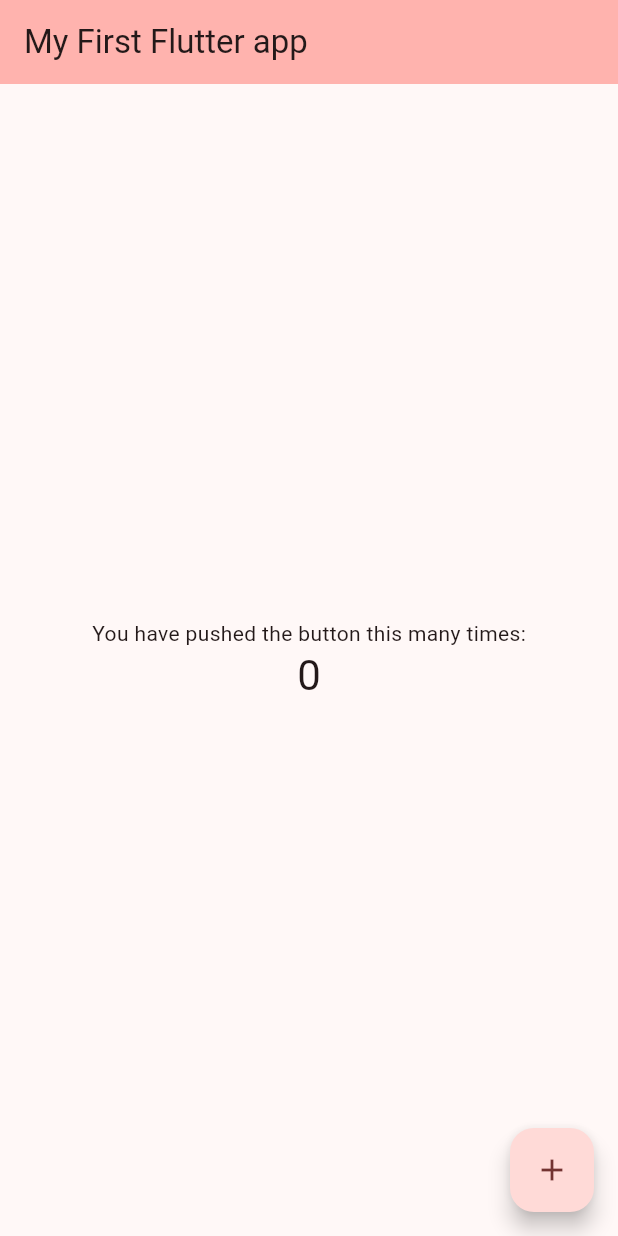
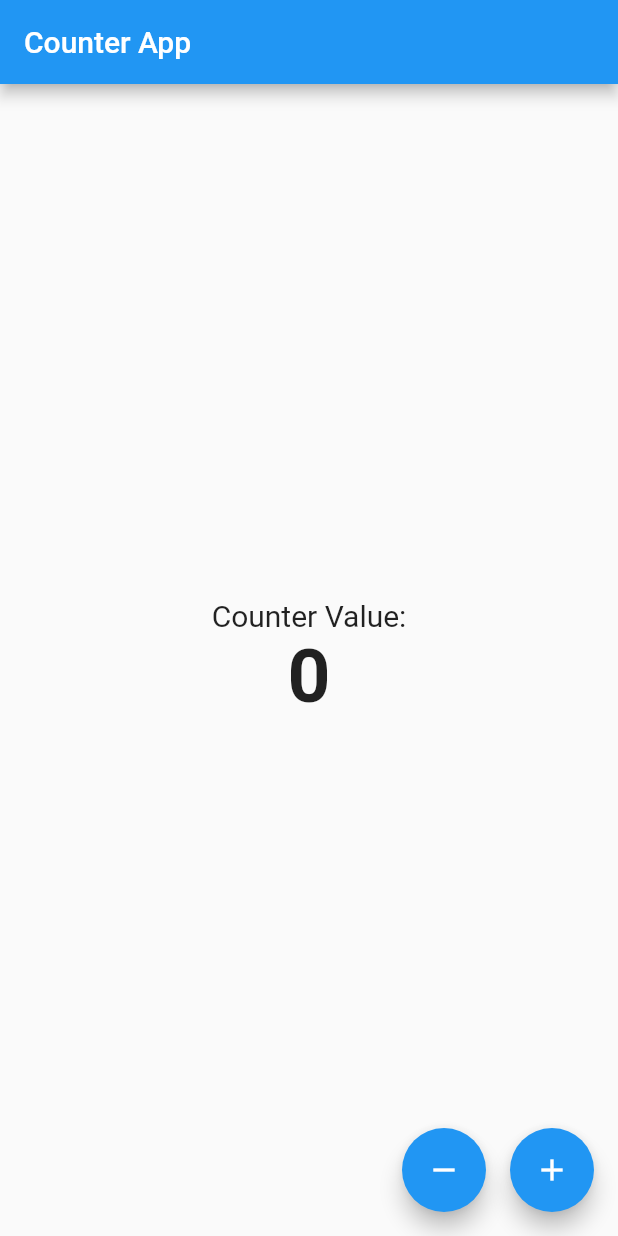
Before and after one commit to alaminkhan96/First-flutter-app, a Flutter app: the screen it shows after launch, on a phone screen of 412 x 824 dp. Run offline on Flutter 3.47's test engine with Material 2 defaults, Android fonts, the phone set to English and light mode, and no system bars; our stand-ins replace flutter_bloc.

Commit message:
First counter app

```diff
--- /dev/null
+++ b/lib/counter_bloc.dart
@@ -0,0 +1,9 @@
+import 'package:flutter_bloc/flutter_bloc.dart';
+
+class CounterBloc extends Cubit<int> {
+  CounterBloc() : super(0);
+
+  void increment() => emit(state + 1);
+
+  void decrement() => emit(state - 1);
+}
--- a/lib/main.dart
+++ b/lib/main.dart
@@ -1,126 +1,79 @@
 import 'package:flutter/material.dart';
 
 void main() {
-  runApp(const MyApp());
+  runApp(CounterApp());
 }
 
-class MyApp extends StatelessWidget {
-  const MyApp({super.key});
-
-  // This widget is the root of your application.
+class CounterApp extends StatelessWidget {
   @override
   Widget build(BuildContext context) {
     return MaterialApp(
-      title: 'First Flutter App',
+      title: 'Counter App',
       theme: ThemeData(
-        // This is the theme of your application.
-        //
-        // TRY THIS: Try running your application with "flutter run". You'll see
-        // the application has a blue toolbar. Then, without quitting the app,
-        // try changing the seedColor in the colorScheme below to Colors.green
-        // and then invoke "hot reload" (save your changes or press the "hot
-        // reload" button in a Flutter-supported IDE, or press "r" if you used
-        // the command line to start the app).
-        //
-        // Notice that the counter didn't reset back to zero; the application
-        // state is not lost during the reload. To reset the state, use hot
-        // restart instead.
-        //
-        // This works for code too, not just values: Most code changes can be
-        // tested with just a hot reload.
-        colorScheme: ColorScheme.fromSeed(
-            seedColor: const Color.fromARGB(255, 183, 58, 58)),
-        useMaterial3: true,
+        primarySwatch: Colors.blue,
       ),
-      home: const MyHomePage(title: 'My First Flutter app'),
+      home: CounterScreen(),
     );
   }
 }
 
-class MyHomePage extends StatefulWidget {
-  const MyHomePage({super.key, required this.title});
-
-  // This widget is the home page of your application. It is stateful, meaning
-  // that it has a State object (defined below) that contains fields that affect
-  // how it looks.
-
-  // This class is the configuration for the state. It holds the values (in this
-  // case the title) provided by the parent (in this case the App widget) and
-  // used by the build method of the State. Fields in a Widget subclass are
-  // always marked "final".
-
-  final String title;
-
+class CounterScreen extends StatefulWidget {
   @override
-  State<MyHomePage> createState() => _MyHomePageState();
+  _CounterScreenState createState() => _CounterScreenState();
 }
 
-class _MyHomePageState extends State<MyHomePage> {
+class _CounterScreenState extends State<CounterScreen> {
   int _counter = 0;
 
   void _incrementCounter() {
     setState(() {
-      // This call to setState tells the Flutter framework that something has
-      // changed in this State, which causes it to rerun the build method below
-      // so that the display can reflect the updated values. If we changed
-      // _counter without calling setState(), then the build method would not be
-      // called again, and so nothing would appear to happen.
       _counter++;
+    });
+  }
+
+  void _decrementCounter() {
+    setState(() {
+      _counter--;
     });
   }
 
   @override
   Widget build(BuildContext context) {
-    // This method is rerun every time setState is called, for instance as done
-    // by the _incrementCounter method above.
-    //
-    // The Flutter framework has been optimized to make rerunning build methods
-    // fast, so that you can just rebuild anything that needs updating rather
-    // than having to individually change instances of widgets.
     return Scaffold(
       appBar: AppBar(
-        // TRY THIS: Try changing the color here to a specific color (to
-        // Colors.amber, perhaps?) and trigger a hot reload to see the AppBar
-        // change color while the other colors stay the same.
-        backgroundColor: Theme.of(context).colorScheme.inversePrimary,
-        // Here we take the value from the MyHomePage object that was created by
-        // the App.build method, and use it to set our appbar title.
-        title: Text(widget.title),
+        title: Text('Counter App'),
       ),
       body: Center(
-        // Center is a layout widget. It takes a single child and positions it
-        // in the middle of the parent.
         child: Column(
-          // Column is also a layout widget. It takes a list of children and
-          // arranges them vertically. By default, it sizes itself to fit its
-          // children horizontally, and tries to be as tall as its parent.
-          //
-          // Column has various properties to control how it sizes itself and
-          // how it positions its children. Here we use mainAxisAlignment to
-          // center the children vertically; the main axis here is the vertical
-          // axis because Columns are vertical (the cross axis would be
-          // horizontal).
-          //
-          // TRY THIS: Invoke "debug painting" (choose the "Toggle Debug Paint"
-          // action in the IDE, or press "p" in the console), to see the
-          // wireframe for each widget.
           mainAxisAlignment: MainAxisAlignment.center,
           children: <Widget>[
-            const Text(
-              'You have pushed the button this many times:',
+            Text(
+              'Counter Value:',
+              style: TextStyle(fontSize: 20),
             ),
             Text(
               '$_counter',
-              style: Theme.of(context).textTheme.headlineMedium,
+              style: TextStyle(fontSize: 50, fontWeight: FontWeight.bold),
             ),
           ],
         ),
       ),
-      floatingActionButton: FloatingActionButton(
-        onPressed: _incrementCounter,
-        tooltip: 'Increment',
-        child: const Icon(Icons.add),
-      ), // This trailing comma makes auto-formatting nicer for build methods.
+      floatingActionButton: Row(
+        mainAxisAlignment: MainAxisAlignment.end,
+        children: [
+          FloatingActionButton(
+            onPressed: _decrementCounter,
+            tooltip: 'Decrement',
+            child: Icon(Icons.remove),
+          ),
+          SizedBox(width: 16),
+          FloatingActionButton(
+            onPressed: _incrementCounter,
+            tooltip: 'Increment',
+            child: Icon(Icons.add),
+          ),
+        ],
+      ),
     );
   }
 }
```
Also changed, not shown: pubspec.yaml (+4 -6 lines), pubspec.lock.
